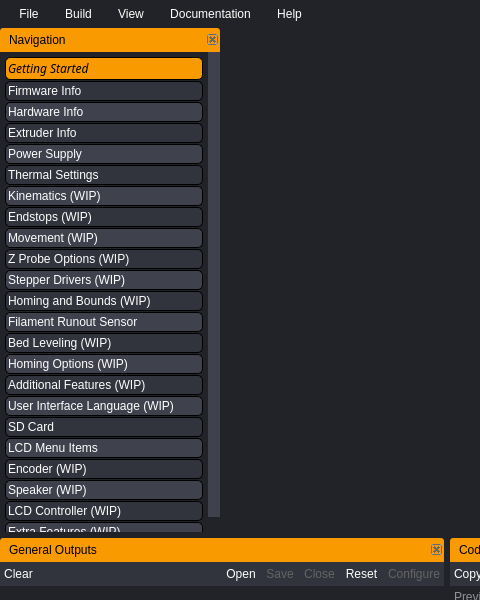
SimonBuxx/iloop-marlin-configurator, file gui/MainWindow.ui: the form before one commit; both pictures show x 0 to 480 and y 0 to 600 of the 1280 by 800 pixel window.
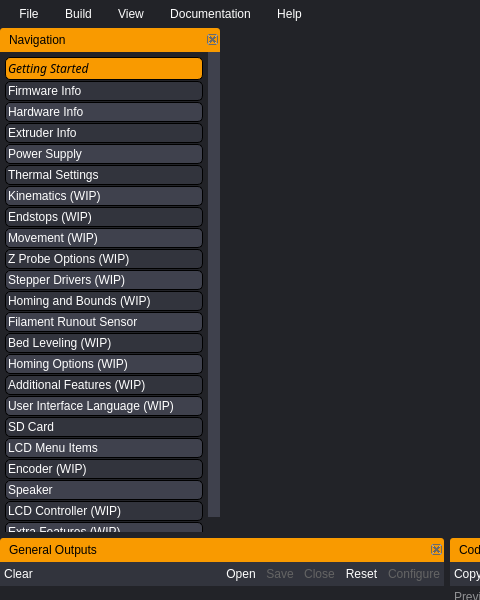
The form after the commit. The open tabs and pages were chosen to show the change. Icons and pictures are not drawn. Custom widgets are drawn as their Qt base class.

Commit message: Added remaining template files + speaker page implementation

```diff
--- a/gui/MainWindow.ui
+++ b/gui/MainWindow.ui
@@ -2129,7 +2129,7 @@
         <property name="geometry">
          <rect>
           <x>0</x>
-          <y>0</y>
+          <y>-150</y>
           <width>208</width>
           <height>631</height>
          </rect>
@@ -2684,7 +2684,7 @@
          <item>
           <widget class="QPushButton" name="uSpeakerTabButton">
            <property name="text">
-            <string>Speaker (WIP)</string>
+            <string>Speaker</string>
            </property>
            <property name="icon">
             <iconset resource="../resources/resources.qrc">
@@ -4470,6 +4470,12 @@
    <header>ZProbeOptionsPage.h</header>
    <container>1</container>
   </customwidget>
+  <customwidget>
+   <class>ExtraFeaturesPage</class>
+   <extends>QWidget</extends>
+   <header>ExtraFeaturesPage.h</header>
+   <container>1</container>
+  </customwidget>
  </customwidgets>
  <resources>
   <include location="../resources/resources.qrc"/>
```
Left out of the diff: 13 changed lines with no effect on the pictures. The commit also changes 21 other files.
